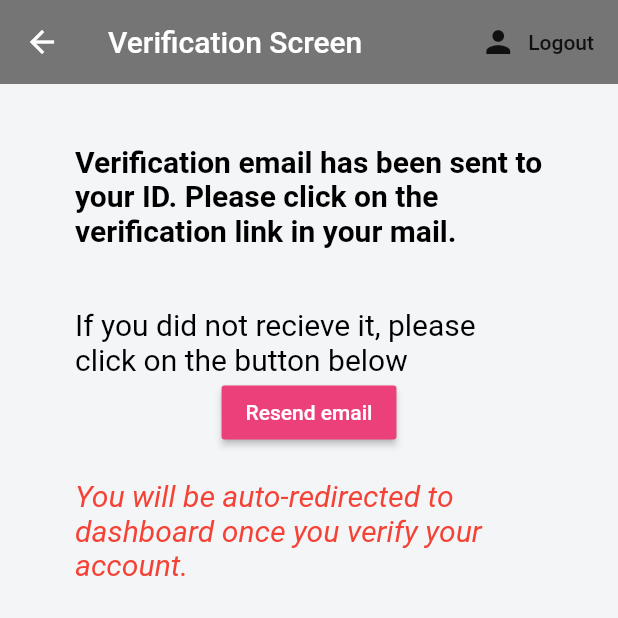
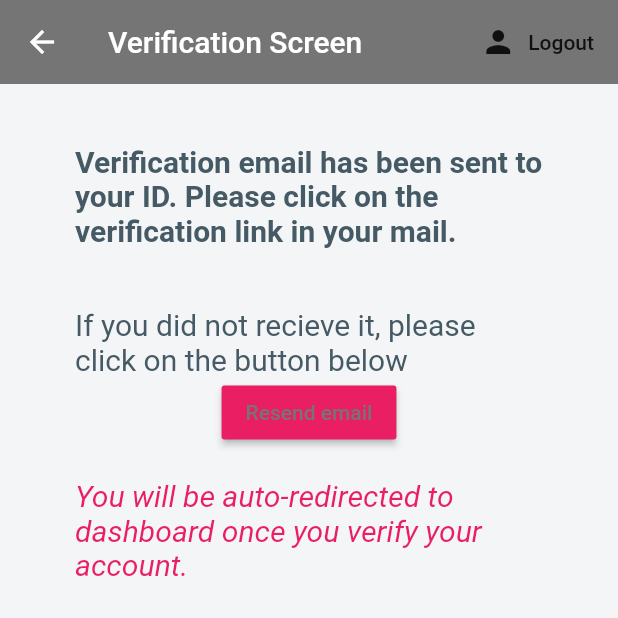
Before and after one commit to devclub-iitd/ShareACab, a Flutter app: the VerificationCheck screen opened directly, on a phone screen of 412 x 824 dp, the top half of it. Run offline on Flutter 3.47's test engine with Material 2 defaults, Android fonts, the phone set to English and light mode, and no system bars; our stand-ins replace cloud_firestore, curved_navigation_bar, firebase_auth, flutter_spinkit; accounts and stored records are empty.

Commit message:
hard coded colors replaced

```diff
--- a/lib/main.dart
+++ b/lib/main.dart
@@ -32,6 +32,8 @@ class MyApp extends StatelessWidget {
           primaryColor: Colors.grey[600], //  Color(0xFFF3F5F7)
           accentColor: Colors.blueGrey[700],
           scaffoldBackgroundColor: Color(0xFFF3F5F7),
+          errorColor: Colors.pink
+
         ),
         home: Wrapper(),
       ),
--- a/lib/screens/authenticate/verified_email_check.dart
+++ b/lib/screens/authenticate/verified_email_check.dart
@@ -85,7 +85,7 @@ class _VerificationCheckState extends State<VerificationCheck> {
                       text:
                           'Verification email has been sent to your ID. Please click on the verification link in your mail.',
                       style: TextStyle(
-                          color: Colors.black,
+                          color: Theme.of(context).accentColor,
                           fontSize: 20.0,
                           fontWeight: FontWeight.bold),
                     )),
@@ -94,14 +94,14 @@ class _VerificationCheckState extends State<VerificationCheck> {
                         text: TextSpan(
                       text:
                           'If you did not recieve it, please click on the button below',
-                      style: TextStyle(color: Colors.black, fontSize: 20.0),
+                      style: TextStyle(color: Theme.of(context).accentColor, fontSize: 20.0),
                     )),
                     //SizedBox(height: 20.0),
                     RaisedButton(
-                      color: Colors.pink[400],
+                      color: Theme.of(context).errorColor,
                       child: Text(
                         'Resend email',
-                        style: TextStyle(color: Colors.white),
+                        style: TextStyle(color: Theme.of(context).primaryColor),
                       ),
                       onPressed: () {
                         try {
@@ -121,7 +121,7 @@ class _VerificationCheckState extends State<VerificationCheck> {
                       text:
                           'You will be auto-redirected to dashboard once you verify your account.',
                       style: TextStyle(
-                          color: Colors.red,
+                          color: Theme.of(context).errorColor,
                           fontSize: 20.0,
                           fontStyle: FontStyle.italic),
                     )),
--- a/lib/screens/notifications.dart
+++ b/lib/screens/notifications.dart
@@ -1,6 +1,5 @@
 import 'package:flutter/cupertino.dart';
 import 'package:flutter/material.dart';
-import 'package:shareacab/main.dart';
 import 'package:shareacab/shared/constants.dart';
 
 class Notifications extends StatefulWidget {
```
Also changed, not shown: lib/screens/authenticate/forgotpass.dart (+4 -4 lines), lib/screens/authenticate/register.dart (+5 -5 lines).
